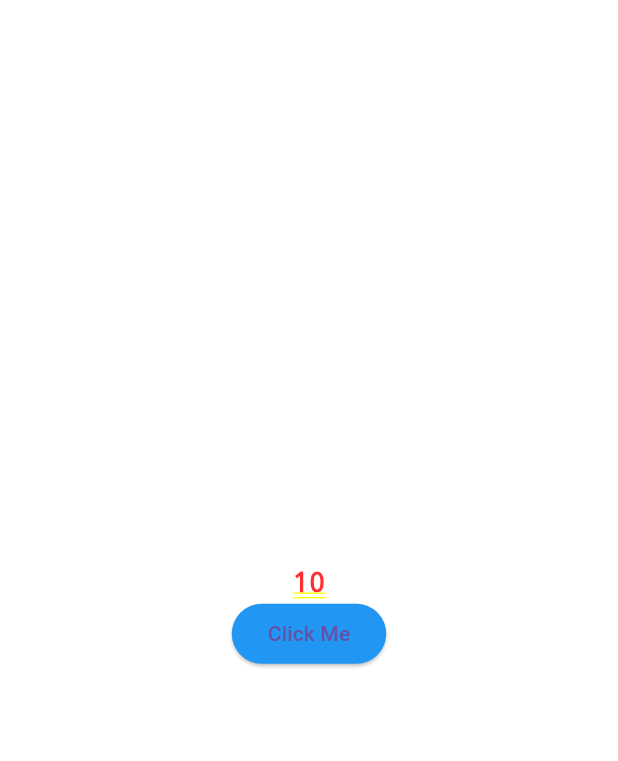
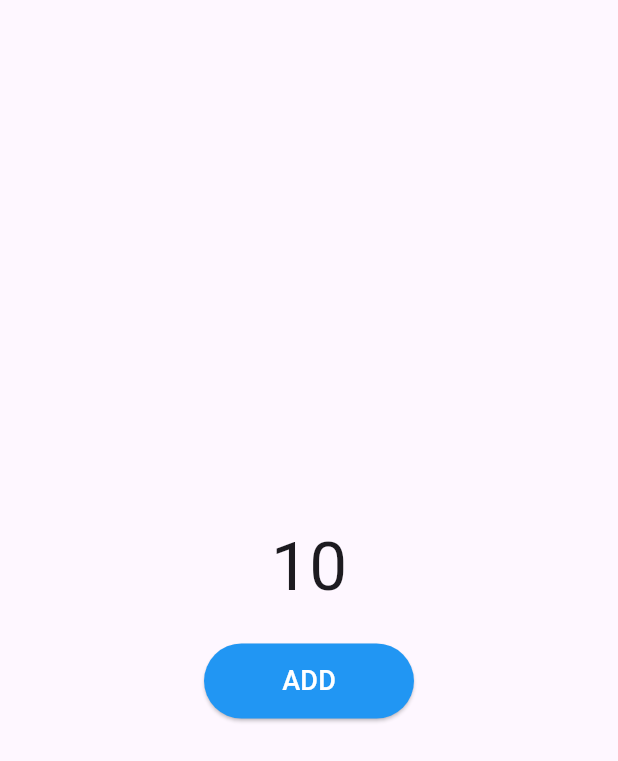
Before and after one commit to HamzaAlwajeeh/Mobile-App-Level-Four, a Flutter app: the screen it shows after launch, on a phone screen of 412 x 824 dp. Shown: the top 761 px of the screen. Run offline on Flutter 3.47's test engine with Material 3 defaults, Android fonts, the phone set to English and light mode, and no system bars.

Commit message:
Update UI styling and prepare for provider implementation

```diff
--- a/lib/Learning_Proder/screens/provider_home_screen.dart
+++ b/lib/Learning_Proder/screens/provider_home_screen.dart
@@ -4,15 +4,26 @@ import 'package:mobile_app_level_four/Learning_Proder/widgets/custom_button_widg
 
 class ProviderHomeScreen extends StatelessWidget {
   const ProviderHomeScreen({super.key});
+  // [1] convert This to StatefulWidget
+  // [2] add provider package in pubspec.yaml
+  // [3] create a class that extends ChangeNotifier and Use NotyfiLeners to notify the listeners
+  // [4] provide The provider : wrap the Widgets with ChangeNotifierProvider
+  // [5] consume the provider : use Consumer Widget to listen to the changes
+  // [6] Trigger the changes : call the methods from the provider class to trigger the changes
 
   @override
   Widget build(BuildContext context) {
-    return Column(
-      mainAxisAlignment: MainAxisAlignment.center,
-      children: [
-        CustomTextWidget(),
-        CustomButtonWidget(backgroundColor: Colors.blue, onPressed: () {}),
-      ],
+    return Scaffold(
+      body: Center(
+        child: Column(
+          mainAxisAlignment: MainAxisAlignment.center,
+          children: [
+            CustomTextWidget(),
+            const SizedBox(height: 20),
+            CustomButtonWidget(backgroundColor: Colors.blue, onPressed: () {}),
+          ],
+        ),
+      ),
     );
   }
 }
--- a/lib/Learning_Proder/widgets/custom_Text_widget.dart
+++ b/lib/Learning_Proder/widgets/custom_Text_widget.dart
@@ -5,6 +5,6 @@ class CustomTextWidget extends StatelessWidget {
 
   @override
   Widget build(BuildContext context) {
-    return Text('10', style: TextStyle(fontSize: 18));
+    return Text('10', style: TextStyle(fontSize: 45));
   }
 }
--- a/lib/Learning_Proder/widgets/custom_button_widget.dart
+++ b/lib/Learning_Proder/widgets/custom_button_widget.dart
@@ -12,8 +12,12 @@ class CustomButtonWidget extends StatelessWidget {
   Widget build(BuildContext context) {
     return ElevatedButton(
       onPressed: onPressed,
-      style: ElevatedButton.styleFrom(backgroundColor: backgroundColor),
-      child: const Text('Click Me'),
+      style: ElevatedButton.styleFrom(
+        backgroundColor: backgroundColor,
+        foregroundColor: Colors.white,
+        minimumSize: const Size(140, 50),
+      ),
+      child: const Text('ADD', style: TextStyle(fontSize: 18)),
     );
   }
 }
```
